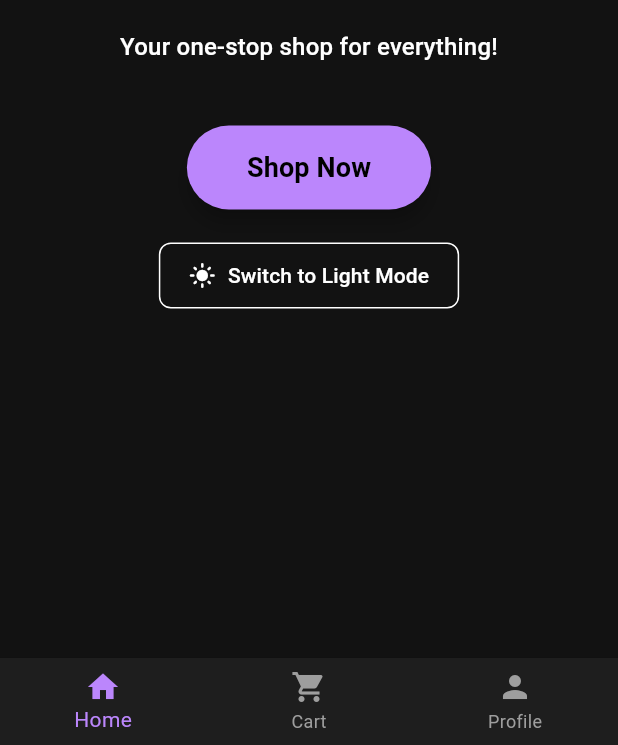
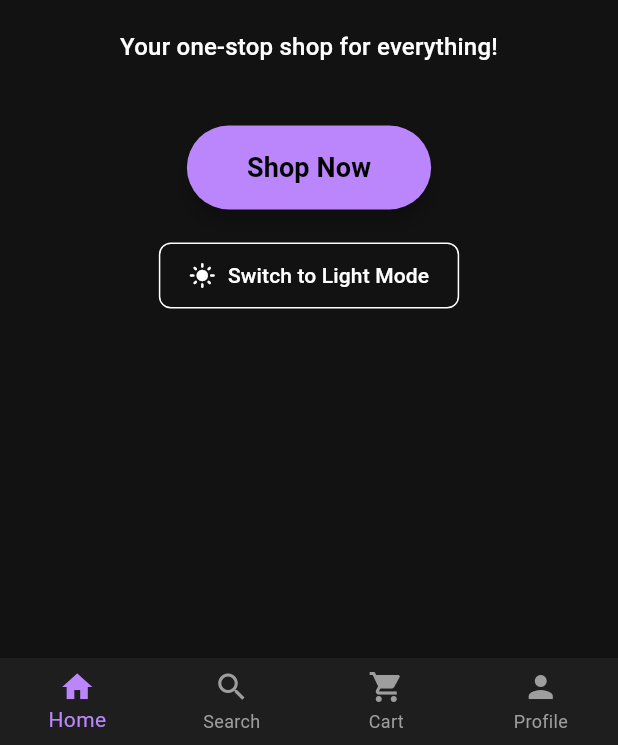
Before and after one commit to MBUDA-BRANICE-NJIRA/Duka-Letu-Class-Project, a Flutter app: the screen it shows after launch, after a tap on "Switch to Dark Mode", on a phone screen of 412 x 824 dp, the part 491-1236 px from its top. Run offline on Flutter 3.47's test engine with Material 3 defaults, Android fonts, the phone set to English and light mode, and no system bars.

Commit message:
Worked on the search section

```diff
--- /dev/null
+++ b/lib/Screen/search_screen.dart
@@ -0,0 +1,209 @@
+import 'package:flutter/material.dart';
+
+class SearchScreen extends StatefulWidget {
+  const SearchScreen({super.key});
+
+  @override
+  State<SearchScreen> createState() => _SearchScreenState();
+}
+
+class _SearchScreenState extends State<SearchScreen> {
+  final TextEditingController _searchController = TextEditingController();
+  String _searchQuery = '';
+
+  @override
+  Widget build(BuildContext context) {
+    return Scaffold(
+      appBar: AppBar(
+        title: const Text('Search'),
+        automaticallyImplyLeading: false, // Remove back button since it's in bottom nav
+      ),
+      body: Padding(
+        padding: const EdgeInsets.all(16.0),
+        child: Column(
+          children: [
+            // Search Input Field
+            TextField(
+              controller: _searchController,
+              decoration: InputDecoration(
+                hintText: 'Search for products...',
+                prefixIcon: const Icon(Icons.search),
+                suffixIcon: _searchQuery.isNotEmpty
+                    ? IconButton(
+                        icon: const Icon(Icons.clear),
+                        onPressed: () {
+                          _searchController.clear();
+                          setState(() {
+                            _searchQuery = '';
+                          });
+                        },
+                      )
+                    : null,
+                border: OutlineInputBorder(
+                  borderRadius: BorderRadius.circular(12),
+                ),
+                filled: true,
+                fillColor: Theme.of(context).colorScheme.surface,
+              ),
+              onChanged: (value) {
+                setState(() {
+                  _searchQuery = value;
+                });
+              },
+            ),
+
+            const SizedBox(height: 20),
+
+            // Search Results Area
+            Expanded(
+              child: _searchQuery.isEmpty
+                  ? _buildSearchSuggestions()
+                  : _buildSearchResults(),
+            ),
+          ],
+        ),
+      ),
+    );
+  }
+
+  Widget _buildSearchSuggestions() {
+    return Column(
+      crossAxisAlignment: CrossAxisAlignment.start,
+      children: [
+        Text(
+          'Popular Searches',
+          style: Theme.of(context).textTheme.headlineSmall?.copyWith(
+            fontWeight: FontWeight.bold,
+          ),
+        ),
+        const SizedBox(height: 16),
+        Wrap(
+          spacing: 8,
+          runSpacing: 8,
+          children: [
+            _buildSuggestionChip('Electronics'),
+            _buildSuggestionChip('Clothing'),
+            _buildSuggestionChip('Books'),
+            _buildSuggestionChip('Home & Garden'),
+            _buildSuggestionChip('Sports'),
+            _buildSuggestionChip('Beauty'),
+          ],
+        ),
+        const SizedBox(height: 30),
+        Text(
+          'Recent Searches',
+          style: Theme.of(context).textTheme.headlineSmall?.copyWith(
+            fontWeight: FontWeight.bold,
+          ),
+        ),
+        const SizedBox(height: 16),
+        _buildRecentSearchItem('Smartphone'),
+        _buildRecentSearchItem('Running shoes'),
+        _buildRecentSearchItem('Coffee maker'),
+      ],
+    );
+  }
+
+  Widget _buildSuggestionChip(String text) {
+    return GestureDetector(
+      onTap: () {
+        _searchController.text = text;
+        setState(() {
+          _searchQuery = text;
+        });
+      },
+      child: Chip(
+        label: Text(text),
+        backgroundColor: Theme.of(context).colorScheme.primaryContainer,
+        labelStyle: TextStyle(
+          color: Theme.of(context).colorScheme.onPrimaryContainer,
+        ),
+      ),
+    );
+  }
+
+  Widget _buildRecentSearchItem(String text) {
+    return ListTile(
+      leading: const Icon(Icons.history),
+      title: Text(text),
+      trailing: IconButton(
+        icon: const Icon(Icons.clear),
+        onPressed: () {
+          // Remove from recent searches
+        },
+      ),
+      onTap: () {
+        _searchController.text = text;
+        setState(() {
+          _searchQuery = text;
+        });
+      },
+    );
+  }
+
+  Widget _buildSearchResults() {
+    // Simulated search results
+    List<String> mockResults = [
+      'iPhone 15 Pro',
+      'Samsung Galaxy S24',
+      'MacBook Air',
+      'AirPods Pro',
+      'iPad Air',
+    ].where((item) => item.toLowerCase().contains(_searchQuery.toLowerCase())).toList();
+
+    if (mockResults.isEmpty) {
+      return Center(
+        child: Column(
+          mainAxisAlignment: MainAxisAlignment.center,
+          children: [
+            Icon(
+              Icons.search_off,
+              size: 64,
+              color: Theme.of(context).colorScheme.outline,
+            ),
+            const SizedBox(height: 16),
+            Text(
+              'No results found for "$_searchQuery"',
+              style: Theme.of(context).textTheme.titleMedium?.copyWith(
+                color: Theme.of(context).colorScheme.outline,
+              ),
+            ),
+            const SizedBox(height: 8),
+            Text(
+              'Try adjusting your search terms',
+              style: Theme.of(context).textTheme.bodyMedium?.copyWith(
+                color: Theme.of(context).colorScheme.outline,
+              ),
+            ),
+          ],
+        ),
+      );
+    }
+
+    return ListView.builder(
+      itemCount: mockResults.length,
+      itemBuilder: (context, index) {
+        return ListTile(
+          leading: const Icon(Icons.shopping_bag),
+          title: Text(mockResults[index]),
+          subtitle: Text('Product description for ${mockResults[index]}'),
+          trailing: const Icon(Icons.arrow_forward_ios),
+          onTap: () {
+            // Navigate to product details
+            ScaffoldMessenger.of(context).showSnackBar(
+              SnackBar(
+                content: Text('Selected: ${mockResults[index]}'),
+              ),
+            );
+          },
+        );
+      },
+    );
+  }
+
+  @override
+  void dispose() {
+    _searchController.dispose();
+    super.dispose();
+  }
+}
--- a/lib/root_screen.dart
+++ b/lib/root_screen.dart
@@ -1,5 +1,6 @@
 import 'package:flutter/material.dart';
 import 'Screen/home_screen.dart';
+import 'Screen/search_screen.dart';
 import 'Screen/cart_screen.dart';
 import 'Screen/profile_screen.dart';
 
@@ -45,6 +46,10 @@ class _RootScreenState extends State<RootScreen> {
             label: 'Home',
           ),
           BottomNavigationBarItem(
+            icon: Icon(Icons.search),
+            label: 'Search',
+          ),
+          BottomNavigationBarItem(
             icon: Icon(Icons.shopping_cart),
             label: 'Cart',
           ),
@@ -66,6 +71,7 @@ class _RootScreenState extends State<RootScreen> {
             toggleTheme: widget.toggleTheme,
             isDarkMode: widget.isDarkMode,
           ),
+          const SearchScreen(),
           const CartScreen(),
           const ProfileScreen(),
         ],
```
